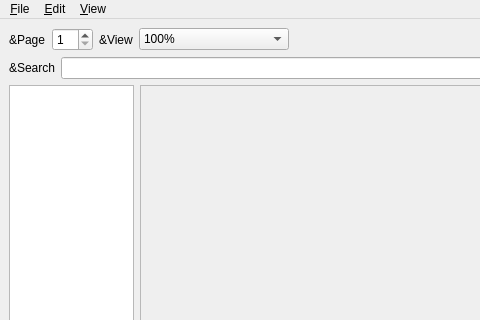
This is UI/biblioteq_pdfreader.ui in textbrowser/biblioteq as Qt 5 draws it before an edit; both pictures show x 0 to 480 and y 0 to 320 of the 800 by 600 pixel window. The edited form follows.
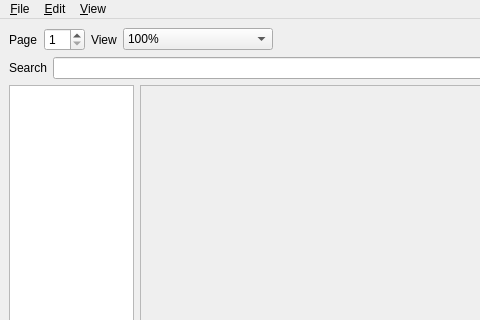
This is the edited form. Icons and pictures are not drawn.

Diff of the .ui file:
```diff
--- a/UI/biblioteq_pdfreader.ui
+++ b/UI/biblioteq_pdfreader.ui
@@ -24,7 +24,7 @@
       <item>
        <widget class="QLabel" name="label_2">
         <property name="text">
-         <string>&amp;Page</string>
+         <string>Page</string>
         </property>
        </widget>
       </item>
@@ -41,7 +41,7 @@
       <item>
        <widget class="QLabel" name="label_3">
         <property name="text">
-         <string>&amp;View</string>
+         <string>View</string>
         </property>
        </widget>
       </item>
@@ -103,7 +103,7 @@
       <item>
        <widget class="QLabel" name="label">
         <property name="text">
-         <string>&amp;Search</string>
+         <string>Search</string>
         </property>
        </widget>
       </item>
```
